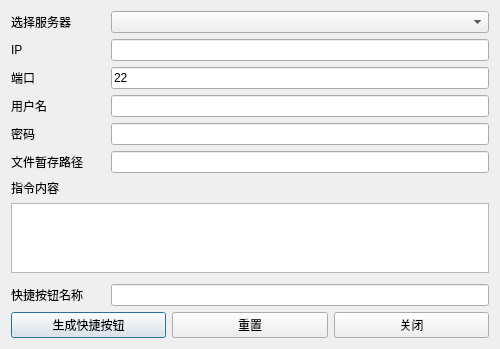
Old version of the form UI/send_cmd_dlg.ui in the repository xingqi-git/OneClick.
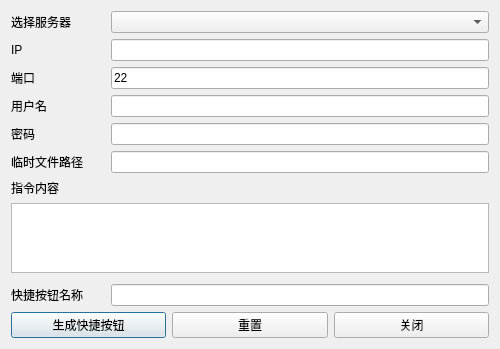
New version of the form.

Commit message:
丰富了发送文件功能
1.支持批量发送
2.增加了筛选条件

Diff of the .ui file:
```diff
--- a/UI/send_cmd_dlg.ui
+++ b/UI/send_cmd_dlg.ui
@@ -91,7 +91,7 @@
      <item row="5" column="0">
       <widget class="QLabel" name="label_workdir">
        <property name="text">
-        <string>文件暂存路径</string>
+        <string>临时文件路径</string>
        </property>
       </widget>
      </item>
```
The commit also changes 17 other files.
